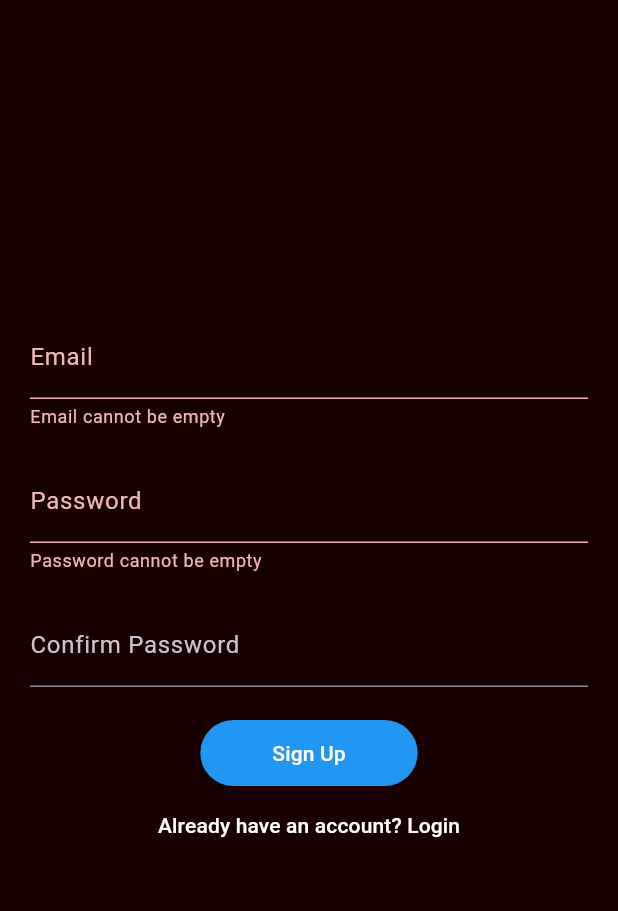
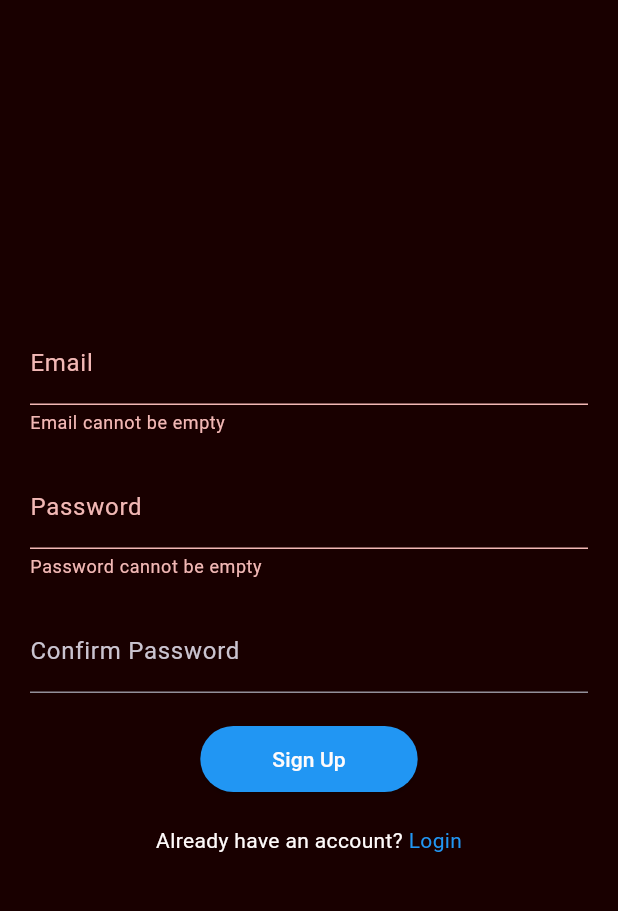
Before and after one commit to kazukazukun/Nekoflixx, a Flutter app: the SignUpScreen screen opened directly, after a tap on "Sign Up", on a phone screen of 412 x 824 dp, the part 72-983 px from its top. Run offline on Flutter 3.47's test engine with Material 3 defaults, Android fonts, the phone set to English and light mode, and no system bars; our stand-ins replace carousel_slider, firebase_auth, firebase_core, google_fonts, shared_preferences; accounts and stored records are empty.

```diff
--- a/lib/api/api.dart
+++ b/lib/api/api.dart
@@ -17,7 +17,7 @@ class API {
           .map((mediaEntity) => MediaEntity.fromJson(mediaEntity))
           .toList();
     } else {
-      throw Exception("Failed to load movies");
+      throw Exception("Failed to load media");
     }
   }
 
--- a/lib/screens/sign_up_screen.dart
+++ b/lib/screens/sign_up_screen.dart
@@ -28,7 +28,10 @@ class _SignUpScreenState extends State<SignUpScreen> {
     String password = _passwordController.text.trim();
     String confirmPassword = _confirmPasswordController.text.trim();
 
-    if (email.isEmpty || password.isEmpty || password != confirmPassword) {
+    if (email.isEmpty ||
+        password.isEmpty ||
+        password != confirmPassword ||
+        password.length < 6) {
       if (email.isEmpty) {
         setState(() {
           _emailErrorText = "Email cannot be empty";
@@ -37,6 +40,10 @@ class _SignUpScreenState extends State<SignUpScreen> {
       if (password.isEmpty) {
         setState(() {
           _passwordError = "Password cannot be empty";
+        });
+      } else if (password.length < 6) {
+        setState(() {
+          _passwordError = "Password has to be at least 6 characters long";
         });
       }
       if (password != confirmPassword) {
@@ -114,13 +121,31 @@ class _SignUpScreenState extends State<SignUpScreen> {
           mainAxisAlignment: MainAxisAlignment.center,
           children: [
             ...credentials,
-            TextButton(
-              onPressed: () => Navigator.of(context).pushReplacement(
-                  MaterialPageRoute(builder: (context) => const LoginScreen())),
-              child: const Text(
-                "Already have an account? Login",
-                style: TextStyle(color: Colors.white),
-              ),
+            const SizedBox(
+              height: Constants.signUpAndInPageSpacing,
+            ),
+            Row(
+              mainAxisAlignment: MainAxisAlignment.center,
+              children: [
+                const Text(
+                  "Already have an account?",
+                  style: TextStyle(color: Colours.textWhiteColor),
+                ),
+                GestureDetector(
+                  onTap: () {
+                    // Action for "Login"
+                    Navigator.of(context).push(
+                      MaterialPageRoute(
+                        builder: (context) => const LoginScreen(),
+                      ),
+                    );
+                  },
+                  child: const Text(
+                    " Login",
+                    style: TextStyle(color: Colours.signUpAndInButtonColor),
+                  ),
+                ),
+              ],
             ),
           ],
         ),
```
Also changed, not shown: lib/widgets/static_slider.dart (+65 -15 lines).
